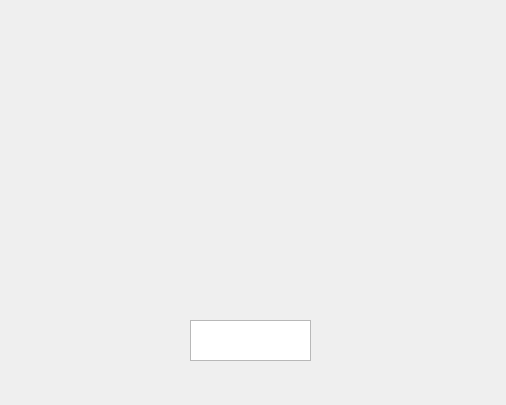
Old version of the form mainwindow.ui in the repository CuteWans/NovelSpider.
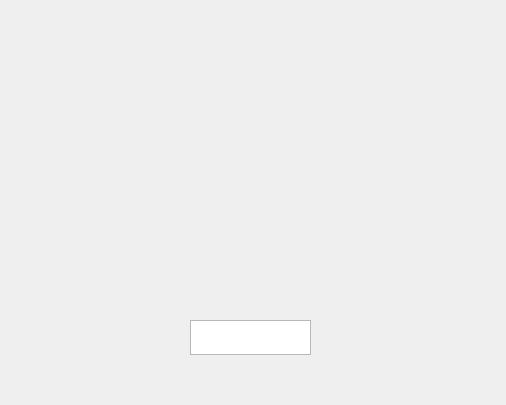
New version of the form. Icons and pictures are not drawn.

What changed in the file:
```diff
--- a/mainwindow.ui
+++ b/mainwindow.ui
@@ -23,12 +23,12 @@
       <x>190</x>
       <y>320</y>
       <width>121</width>
-      <height>41</height>
+      <height>35</height>
      </rect>
     </property>
     <property name="font">
      <font>
-      <pointsize>14</pointsize>
+      <pointsize>11</pointsize>
      </font>
     </property>
     <property name="styleSheet">
```
Left out of the diff: 2 changed lines with no effect on the pictures.
